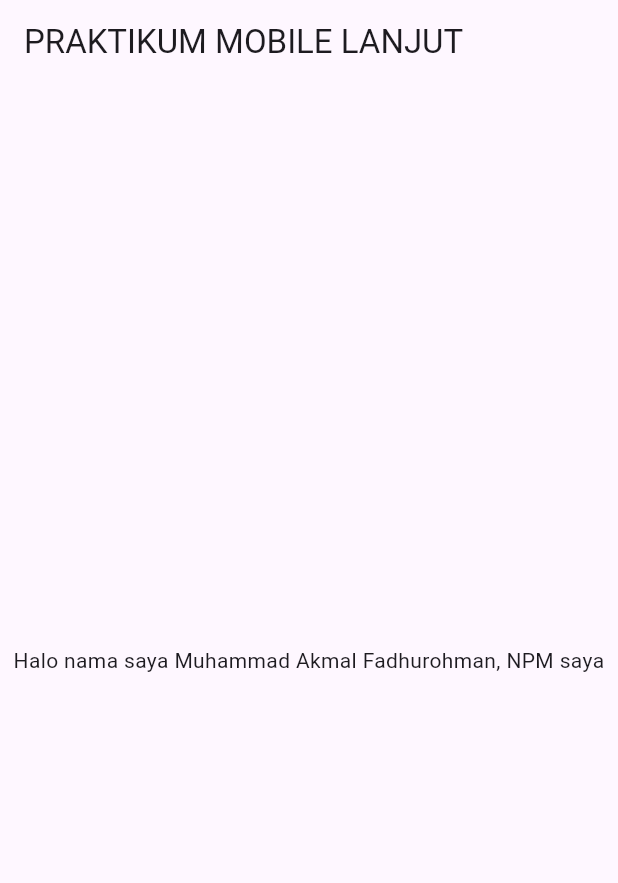
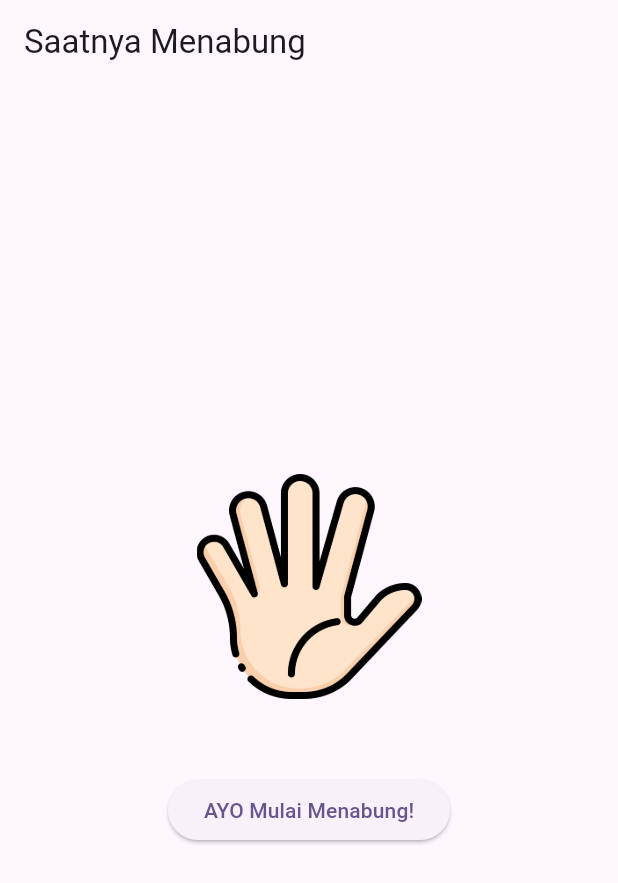
Before and after one commit to akmalfadhrhmn/prak1-mobilelanjut-2357051018, a Flutter app: the screen it shows after launch, on a phone screen of 412 x 824 dp. Shown: the top 883 px of the screen. Run offline on Flutter 3.47's test engine with Material 3 defaults, Android fonts, the phone set to English and light mode, and no system bars.

Commit message:
Pertemuan 3: Basic Widget

```diff
--- /dev/null
+++ b/lib/basic_widget.dart
@@ -0,0 +1,25 @@
+import 'package:flutter/material.dart';
+
+class BasicWidget extends StatelessWidget {
+  const BasicWidget({super.key});
+
+  @override
+  Widget build(BuildContext context) {
+    return Scaffold(
+      appBar: AppBar(title: const Text('Saatnya Menabung')),
+      body: Center(
+        child: Column(
+          mainAxisAlignment: MainAxisAlignment.center,
+          children: [
+            Image.asset('assets/images/logo.png', width: 150, height: 150),
+            const SizedBox(height: 50),
+            ElevatedButton(
+              onPressed: () {},
+              child: const Text('AYO Mulai Menabung!'),
+            ),
+          ],
+        ),
+      ),
+    );
+  }
+}
--- a/lib/main.dart
+++ b/lib/main.dart
@@ -1,4 +1,5 @@
 import 'package:flutter/material.dart';
+import 'package:myapp/basic_widget.dart'; // Import BasicWidget
 
 void main() {
   runApp(const MyApp());
@@ -7,25 +8,15 @@ void main() {
 class MyApp extends StatelessWidget {
   const MyApp({super.key});
 
-  // This widget is the root of your application.
   @override
   Widget build(BuildContext context) {
     return MaterialApp(
-      title: 'Flutter Demo',
+      title: 'Praktikum Mobile Lanjut',
       theme: ThemeData(
         colorScheme: ColorScheme.fromSeed(seedColor: Colors.deepPurple),
-      ),
-      home: Scaffold(
-        appBar: AppBar(
-          title: const Text('PRAKTIKUM MOBILE LANJUT'),
-        ),
-        body: const Center(
-          child: Text(
-            'Halo nama saya Muhammad Akmal Fadhurohman, NPM saya',
-            textAlign: TextAlign.center,
-          ),
-        ),
-      )
-    );
+        useMaterial3: true,
+      ), // ThemeData
+      home: const BasicWidget(),
+    ); // MaterialApp
   }
 }
--- a/pubspec.yaml
+++ b/pubspec.yaml
@@ -57,10 +57,8 @@ flutter:
   # the material Icons class.
   uses-material-design: true
 
-  # To add assets to your application, add an assets section, like this:
-  # assets:
-  #   - images/a_dot_burr.jpeg
-  #   - images/a_dot_ham.jpeg
+  assets:
+     - assets/images/
 
   # An image asset can refer to one or more resolution-specific "variants", see
   # https://flutter.dev/to/resolution-aware-images
```
Also changed, not shown: lib/column_widget.dart (added, +22 -0 lines), assets/images/logo.png (added).
